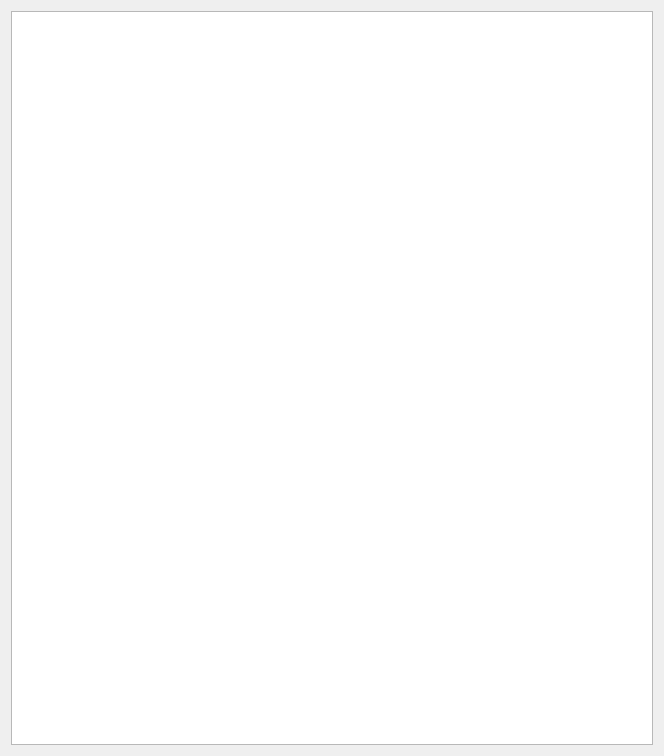
Qt form src/ui/window.ui (kevin-lesenechal/canviewer) before a commit.
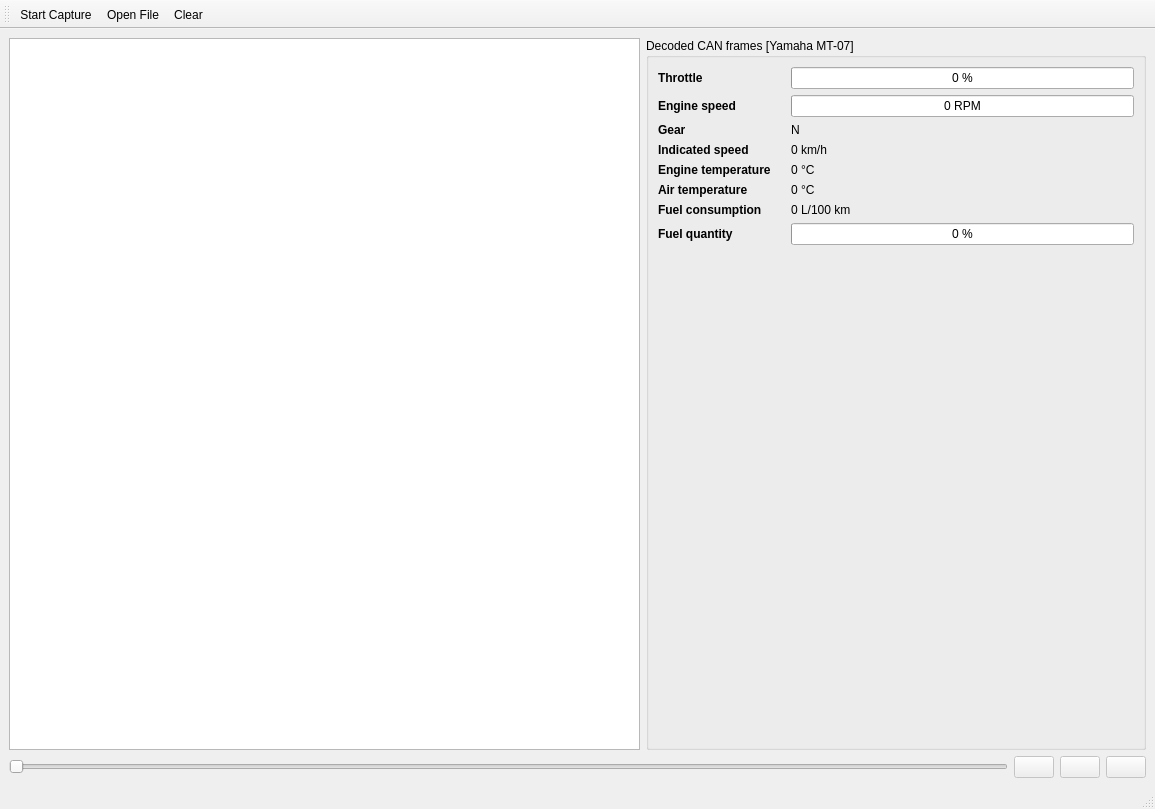
The same form after that commit. Icons and pictures are not drawn.

The edit to the form file:
```diff
--- a/src/ui/window.ui
+++ b/src/ui/window.ui
@@ -1,27 +1,327 @@
 <?xml version="1.0" encoding="UTF-8"?>
 <ui version="4.0">
  <class>Window</class>
- <widget class="QWidget" name="Window">
+ <widget class="QMainWindow" name="Window">
   <property name="geometry">
    <rect>
     <x>0</x>
     <y>0</y>
-    <width>664</width>
-    <height>756</height>
+    <width>1155</width>
+    <height>809</height>
    </rect>
   </property>
   <property name="windowTitle">
    <string>Can viewer</string>
   </property>
-  <layout class="QVBoxLayout" name="verticalLayout">
-   <item>
-    <widget class="QTreeView" name="frames_table">
-     <property name="rootIsDecorated">
-      <bool>false</bool>
-     </property>
-    </widget>
-   </item>
-  </layout>
+  <widget class="QWidget" name="centralwidget">
+   <layout class="QVBoxLayout" name="verticalLayout">
+    <item>
+     <layout class="QHBoxLayout" name="horizontalLayout_2">
+      <item>
+       <widget class="QTreeView" name="frames_table">
+        <property name="rootIsDecorated">
+         <bool>false</bool>
+        </property>
+       </widget>
+      </item>
+      <item>
+       <widget class="QGroupBox" name="groupBox">
+        <property name="maximumSize">
+         <size>
+          <width>500</width>
+          <height>16777215</height>
+         </size>
+        </property>
+        <property name="title">
+         <string>Decoded CAN frames [Yamaha MT-07]</string>
+        </property>
+        <layout class="QFormLayout" name="formLayout">
+         <property name="horizontalSpacing">
+          <number>20</number>
+         </property>
+         <item row="2" column="0">
+          <widget class="QLabel" name="engineSpeedLabel">
+           <property name="font">
+            <font>
+             <weight>75</weight>
+             <bold>true</bold>
+            </font>
+           </property>
+           <property name="text">
+            <string>Engine speed</string>
+           </property>
+          </widget>
+         </item>
+         <item row="3" column="0">
+          <widget class="QLabel" name="label">
+           <property name="font">
+            <font>
+             <weight>75</weight>
+             <bold>true</bold>
+            </font>
+           </property>
+           <property name="text">
+            <string>Gear</string>
+           </property>
+          </widget>
+         </item>
+         <item row="3" column="1">
+          <widget class="QLabel" name="data_gear">
+           <property name="text">
+            <string>N</string>
+           </property>
+          </widget>
+         </item>
+         <item row="4" column="0">
+          <widget class="QLabel" name="label_2">
+           <property name="font">
+            <font>
+             <weight>75</weight>
+             <bold>true</bold>
+            </font>
+           </property>
+           <property name="text">
+            <string>Indicated speed</string>
+           </property>
+          </widget>
+         </item>
+         <item row="4" column="1">
+          <widget class="QLabel" name="data_speed">
+           <property name="text">
+            <string>0 km/h</string>
+           </property>
+          </widget>
+         </item>
+         <item row="5" column="0">
+          <widget class="QLabel" name="label_4">
+           <property name="font">
+            <font>
+             <weight>75</weight>
+             <bold>true</bold>
+            </font>
+           </property>
+           <property name="text">
+            <string>Engine temperature</string>
+           </property>
+          </widget>
+         </item>
+         <item row="5" column="1">
+          <widget class="QLabel" name="data_engine_temp">
+           <property name="text">
+            <string>0 °C</string>
+           </property>
+          </widget>
+         </item>
+         <item row="2" column="1">
+          <widget class="QProgressBar" name="data_engine_speed">
+           <property name="maximum">
+            <number>14000</number>
+           </property>
+           <property name="value">
+            <number>0</number>
+           </property>
+           <property name="format">
+            <string>%v RPM</string>
+           </property>
+          </widget>
+         </item>
+         <item row="1" column="1">
+          <widget class="QProgressBar" name="data_throttle">
+           <property name="value">
+            <number>0</number>
+           </property>
+           <property name="format">
+            <string>%p %</string>
+           </property>
+          </widget>
+         </item>
+         <item row="1" column="0">
+          <widget class="QLabel" name="throttleLabel">
+           <property name="font">
+            <font>
+             <weight>75</weight>
+             <bold>true</bold>
+            </font>
+           </property>
+           <property name="text">
+            <string>Throttle</string>
+           </property>
+          </widget>
+         </item>
+         <item row="6" column="0">
+          <widget class="QLabel" name="airTemperatureLabel">
+           <property name="font">
+            <font>
+             <weight>75</weight>
+             <bold>true</bold>
+            </font>
+           </property>
+           <property name="text">
+            <string>Air temperature</string>
+           </property>
+          </widget>
+         </item>
+         <item row="6" column="1">
+          <widget class="QLabel" name="data_air_temp">
+           <property name="text">
+            <string>0 °C</string>
+           </property>
+          </widget>
+         </item>
+         <item row="7" column="0">
+          <widget class="QLabel" name="fuelConsumptionLabel">
+           <property name="font">
+            <font>
+             <weight>75</weight>
+             <bold>true</bold>
+            </font>
+           </property>
+           <property name="text">
+            <string>Fuel consumption</string>
+           </property>
+          </widget>
+         </item>
+         <item row="8" column="0">
+          <widget class="QLabel" name="fuelQuantityLabel">
+           <property name="font">
+            <font>
+             <weight>75</weight>
+             <bold>true</bold>
+            </font>
+           </property>
+           <property name="text">
+            <string>Fuel quantity</string>
+           </property>
+          </widget>
+         </item>
+         <item row="8" column="1">
+          <widget class="QProgressBar" name="data_fueld_qt">
+           <property name="value">
+            <number>0</number>
+           </property>
+           <property name="format">
+            <string>%p %</string>
+           </property>
+          </widget>
+         </item>
+         <item row="7" column="1">
+          <widget class="QLabel" name="data_fuel_consump">
+           <property name="text">
+            <string>0 L/100 km</string>
+           </property>
+          </widget>
+         </item>
+        </layout>
+       </widget>
+      </item>
+     </layout>
+    </item>
+    <item>
+     <layout class="QHBoxLayout" name="horizontalLayout">
+      <item>
+       <widget class="QSlider" name="frame_slider">
+        <property name="enabled">
+         <bool>false</bool>
+        </property>
+        <property name="orientation">
+         <enum>Qt::Horizontal</enum>
+        </property>
+       </widget>
+      </item>
+      <item>
+       <widget class="QPushButton" name="button_back">
+        <property name="enabled">
+         <bool>false</bool>
+        </property>
+        <property name="text">
+         <string/>
+        </property>
+        <property name="icon">
+         <iconset theme="media-seek-backward">
+          <normaloff>.</normaloff>.</iconset>
+        </property>
+       </widget>
+      </item>
+      <item>
+       <widget class="QPushButton" name="button_stop">
+        <property name="enabled">
+         <bool>false</bool>
+        </property>
+        <property name="text">
+         <string/>
+        </property>
+        <property name="icon">
+         <iconset theme="media-playback-pause">
+          <normaloff>.</normaloff>.</iconset>
+        </property>
+       </widget>
+      </item>
+      <item>
+       <widget class="QPushButton" name="button_forward">
+        <property name="enabled">
+         <bool>false</bool>
+        </property>
+        <property name="text">
+         <string/>
+        </property>
+        <property name="icon">
+         <iconset theme="media-seek-forward">
+          <normaloff>.</normaloff>.</iconset>
+        </property>
+       </widget>
+      </item>
+     </layout>
+    </item>
+   </layout>
+  </widget>
+  <widget class="QStatusBar" name="statusbar"/>
+  <widget class="QToolBar" name="toolBar">
+   <property name="windowTitle">
+    <string>toolBar</string>
+   </property>
+   <property name="toolButtonStyle">
+    <enum>Qt::ToolButtonTextBesideIcon</enum>
+   </property>
+   <attribute name="toolBarArea">
+    <enum>TopToolBarArea</enum>
+   </attribute>
+   <attribute name="toolBarBreak">
+    <bool>false</bool>
+   </attribute>
+   <addaction name="action_start"/>
+   <addaction name="action_open"/>
+   <addaction name="action_clear"/>
+  </widget>
+  <action name="action_clear">
+   <property name="icon">
+    <iconset theme="edit-clear">
+     <normaloff>.</normaloff>.</iconset>
+   </property>
+   <property name="text">
+    <string>Clear</string>
+   </property>
+  </action>
+  <action name="action_open">
+   <property name="icon">
+    <iconset theme="document-open">
+     <normaloff>.</normaloff>.</iconset>
+   </property>
+   <property name="text">
+    <string>Open File</string>
+   </property>
+   <property name="toolTip">
+    <string>Open File</string>
+   </property>
+  </action>
+  <action name="action_start">
+   <property name="icon">
+    <iconset theme="folder-download">
+     <normaloff>.</normaloff>.</iconset>
+   </property>
+   <property name="text">
+    <string>Start Capture</string>
+   </property>
+  </action>
  </widget>
  <resources/>
  <connections/>
```
Left out of the diff: 2 changed lines with no effect on the pictures.
